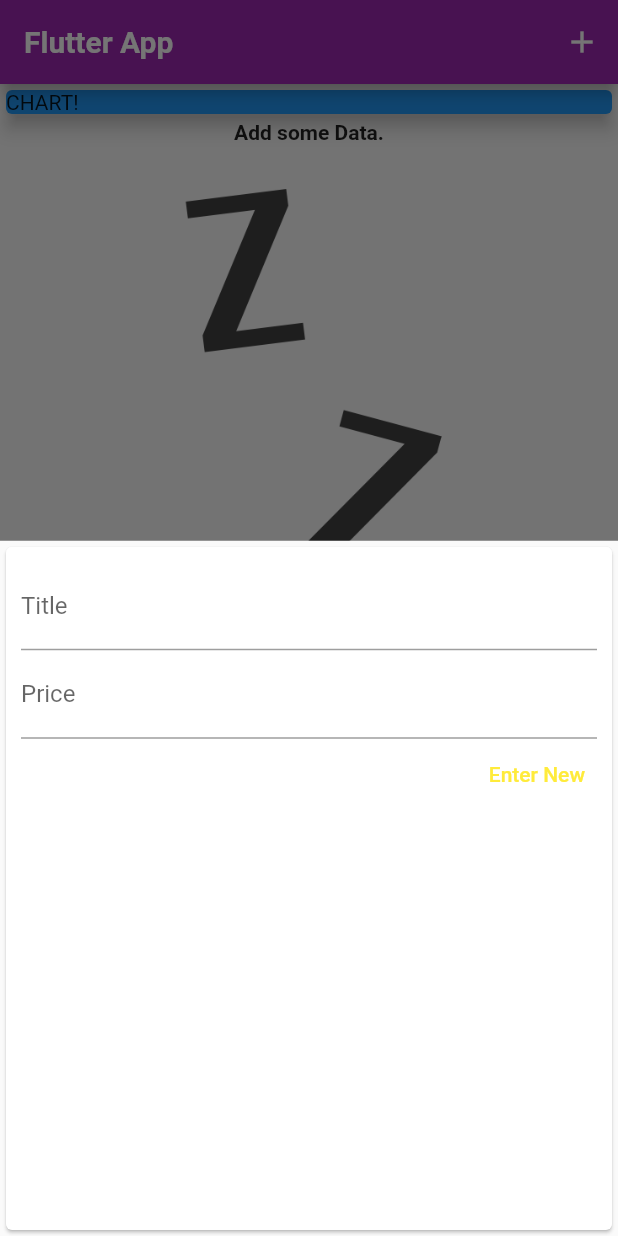
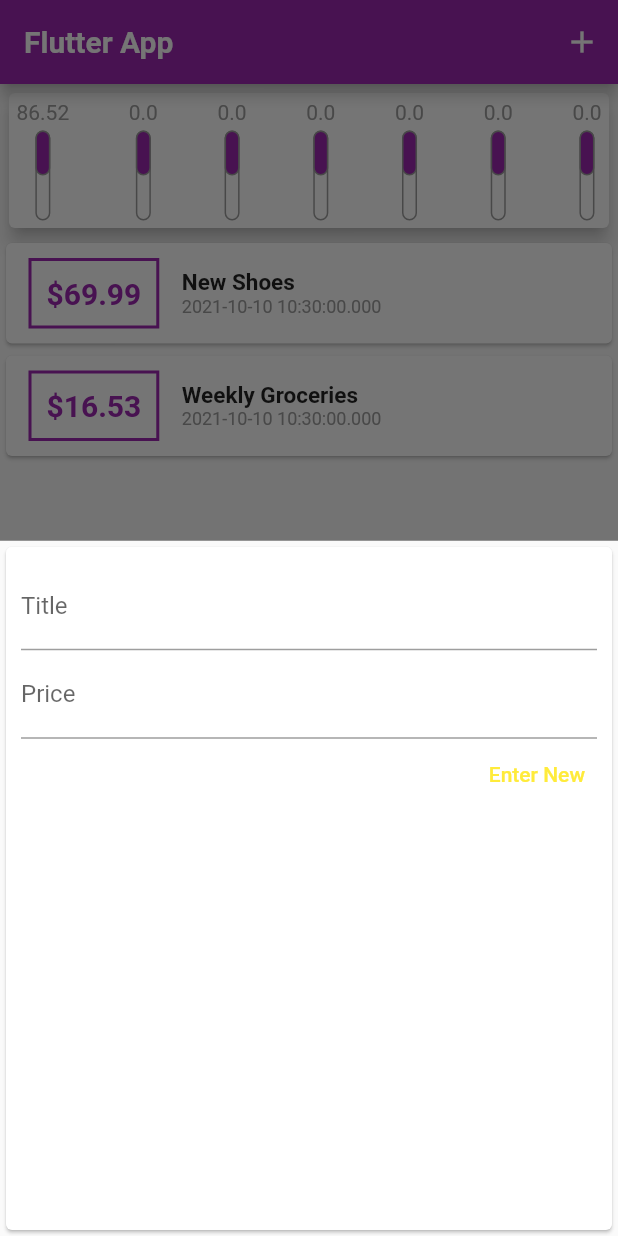
Before and after one commit to ashrafmansuri/flutter_expense, a Flutter app: the screen it shows after launch, after a tap on the "add" icon, on a phone screen of 412 x 824 dp. Run offline on Flutter 3.47's test engine with Material 2 defaults, Android fonts, the phone set to English and light mode, and no system bars; Roboto replaces fonts that are missing (OpenSans).

Commit message:
added chart

```diff
--- a/lib/main.dart
+++ b/lib/main.dart
@@ -1,4 +1,5 @@
 import 'package:flutter/material.dart';
+import './widgets/chart.dart';
 import './widgets/transactionList.dart';
 import './models/transaction.dart';
 import './widgets/transactionCard.dart';
@@ -27,18 +28,18 @@ class MyHomePage extends StatefulWidget {
 
 class _MyHomePageState extends State<MyHomePage> {
   final List<Transaction> _transactions = [
-    // Transaction(
-    //   id: 't1',
-    //   title: 'New Shoes',
-    //   amount: 69.99,
-    //   date: DateTime.now(),
-    // ),
-    // Transaction(
-    //   id: 't2',
-    //   title: 'Weekly Groceries',
-    //   amount: 16.53,
-    //   date: DateTime.now(),
-    // ),
+    Transaction(
+      id: 't1',
+      title: 'New Shoes',
+      amount: 69.99,
+      date: DateTime.now(),
+    ),
+    Transaction(
+      id: 't2',
+      title: 'Weekly Groceries',
+      amount: 16.53,
+      date: DateTime.now(),
+    ),
   ];
 
   void addTxToList(String item, double price) {
@@ -61,6 +62,10 @@ class _MyHomePageState extends State<MyHomePage> {
         });
   }
 
+List<Transaction> get recTx {
+  return _transactions.where((element) => element.date.isAfter(DateTime.now().subtract(Duration(days:7)) )).toList();
+}
+
   @override
   Widget build(BuildContext context) {
     return Scaffold(
@@ -80,11 +85,8 @@ class _MyHomePageState extends State<MyHomePage> {
             children: <Widget>[
               Container(
                 width: double.infinity,
-                child: Card(
-                  color: Colors.blue,
-                  child: Text('CHART!'),
-                  elevation: 5,
-                ),
+                child: Chart(recTx),
+
               ),
               TransactionList(transactions: _transactions)
             ],
--- /dev/null
+++ b/lib/widgets/chart.dart
@@ -0,0 +1,50 @@
+import 'package:flutter/material.dart';
+import 'package:flutter_assignment/widgets/chartbar.dart';
+import 'package:intl/intl.dart';
+import '../models/transaction.dart';
+
+class Chart extends StatelessWidget {
+
+final List<Transaction> recTx;
+
+Chart(this.recTx);
+
+List<Map<String,Object>> get tx {
+
+  return List.generate(7, (index) {
+    final weekDay = DateTime.now().subtract(Duration(days:index));
+    double sumDay = 0.0;
+    for(int i = 0 ; i  < recTx.length ;  i++)
+    {
+     if(recTx[i].date.day == weekDay.day && recTx[i].date.month == weekDay.month && recTx[i].date.year == weekDay.year)
+     {
+
+      sumDay = sumDay + recTx[i].amount;
+     }
+    }
+    return {'day' : DateFormat.E().format(weekDay) ,'sumDay':sumDay};
+  });
+}
+  @override
+  Widget build(BuildContext context) {
+    print(tx);
+    return Container(
+      child:Padding(
+        padding: const EdgeInsets.all(2.0),
+        child: Card(
+          elevation: 5,
+                child: Padding(
+                  padding: const EdgeInsets.all(5.0),
+                  child: Row(
+                    mainAxisAlignment: MainAxisAlignment.spaceBetween,
+                    children:tx.map((e) {
+                    return chartBar(e['day'], e['sumDay'], e['sumDay']);
+                  }).toList(),),
+                ),),
+      ),
+
+
+      );
+
+  }
+}
--- /dev/null
+++ b/lib/widgets/chartbar.dart
@@ -0,0 +1,56 @@
+
+import 'package:flutter/material.dart';
+
+class chartBar extends StatelessWidget {
+  final String _day;
+  final double _sumDay;
+  final double _pcTotal;
+
+
+  chartBar(this._day,this._sumDay,this._pcTotal);
+
+  @override
+  Widget build(BuildContext context) {
+    return Container(
+      child: Column(
+        children: [
+          Container(
+            child: Text(
+              _sumDay.toString(),
+              style: TextStyle(color: Colors.grey),
+            ),
+          ),
+          SizedBox(height:4),
+          Container(
+            height: 60,
+            width: 10,
+            child: Stack(children: [
+              Container(decoration: BoxDecoration(
+                borderRadius: BorderRadius.circular(20),
+                border: Border.all( width: 1,color: Colors.grey
+
+                )
+              ),
+
+
+              ),
+              FractionallySizedBox(
+
+                heightFactor: 0.5,
+                child: Container(decoration: BoxDecoration(
+                  borderRadius: BorderRadius.circular(20),
+
+                color: Theme.of(context).primaryColor,
+                border: Border.all( width: 1,color: Colors.grey)
+              ),
+
+
+              ),
+              )
+            ],),
+          )
+        ],
+      ),
+    );
+  }
+}
--- a/pubspec.yaml
+++ b/pubspec.yaml
@@ -23,6 +23,7 @@ environment:
 dependencies:
   flutter:
     sdk: flutter
+  intl: ^0.17.0
 
 
   # The following adds the Cupertino Icons font to your application.
```
Also changed, not shown: pubspec.lock.
